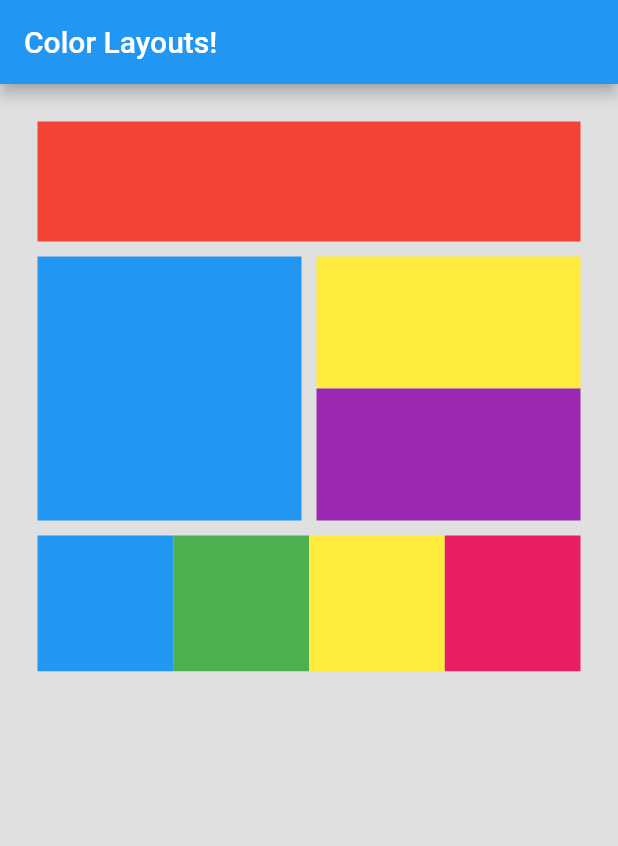
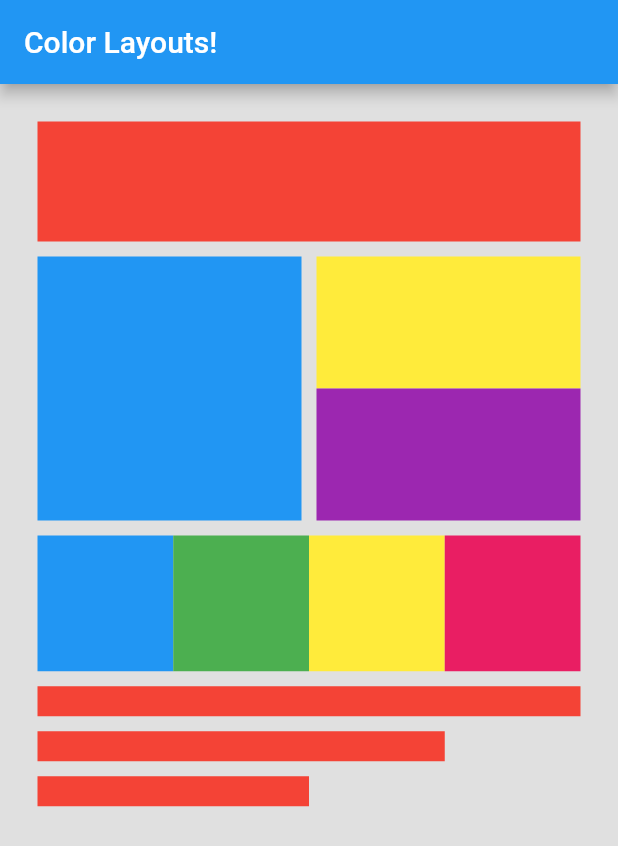
Before and after one commit to reqdevil/Flutter-Course, a Flutter app: the screen it shows after launch, on a phone screen of 412 x 824 dp. Shown: the top 846 px of the screen. Run offline on Flutter 3.47's test engine with Material 2 defaults, Android fonts, the phone set to English and light mode, and no system bars.

Commit message:
Update color_layout.dart

```diff
--- a/lib/color_layout.dart
+++ b/lib/color_layout.dart
@@ -51,7 +51,7 @@ class _ThirdRow extends StatelessWidget {
   @override
   Widget build(BuildContext context) {
     return Container(
-      margin: EdgeInsets.only(top: 10),
+      padding: EdgeInsets.only(top: 10),
       child: Row(
         children: [
           Expanded(
@@ -92,6 +92,29 @@ class _ThirdRow extends StatelessWidget {
   }
 }
 
+class _AdjustableBlock extends StatelessWidget {
+  final double widthFactor;
+  _AdjustableBlock(this.widthFactor);
+
+  @override
+  Widget build(BuildContext context) {
+    return Container(
+      padding: EdgeInsets.only(top: _CELL_PADDING),
+      child: Row(
+        children: [
+          Expanded(
+            child: FractionallySizedBox(
+              alignment: Alignment.centerLeft,
+              widthFactor: widthFactor,
+              child: Container(color: Colors.red, height: 20),
+            ),
+          )
+        ],
+      ),
+    );
+  }
+}
+
 class ColorLayout extends StatelessWidget {
   @override
   Widget build(BuildContext context) {
@@ -106,8 +129,12 @@ class ColorLayout extends StatelessWidget {
             _FirstRow(),
             _SecondRow(),
             _ThirdRow(),
+            _AdjustableBlock(1.0),
+            _AdjustableBlock(0.75),
+            _AdjustableBlock(0.5),
           ],
-          )),
+        )
+      ),
     );
   }
 }
```
Lines whose indentation alone changed are shown as unchanged.
